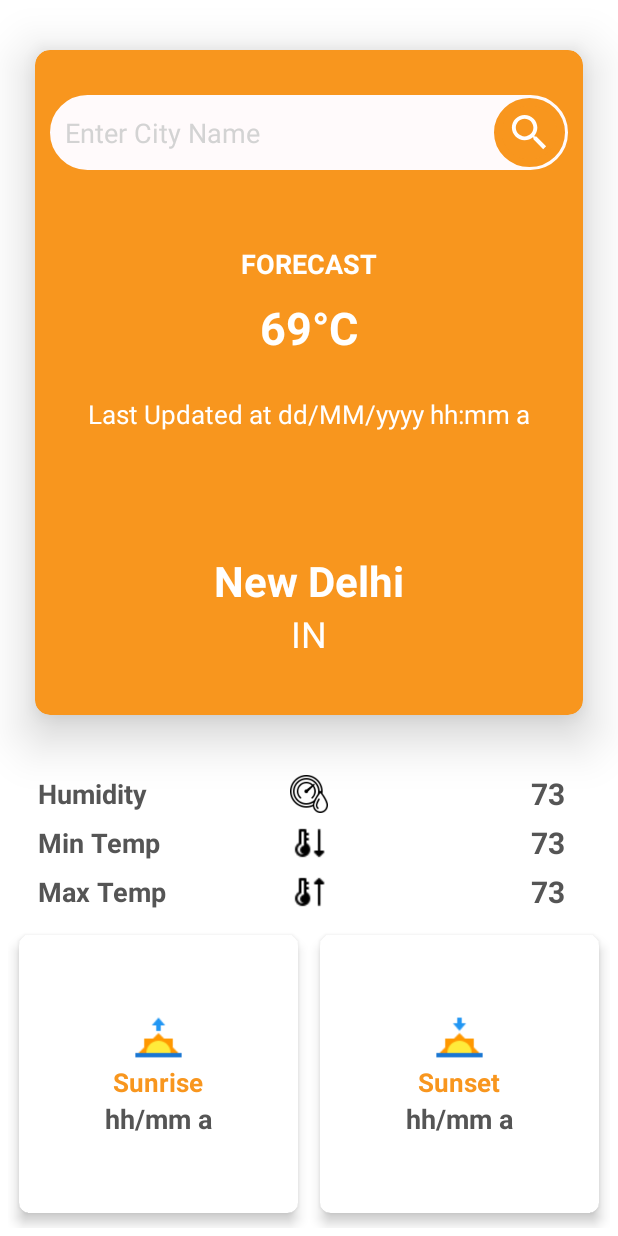
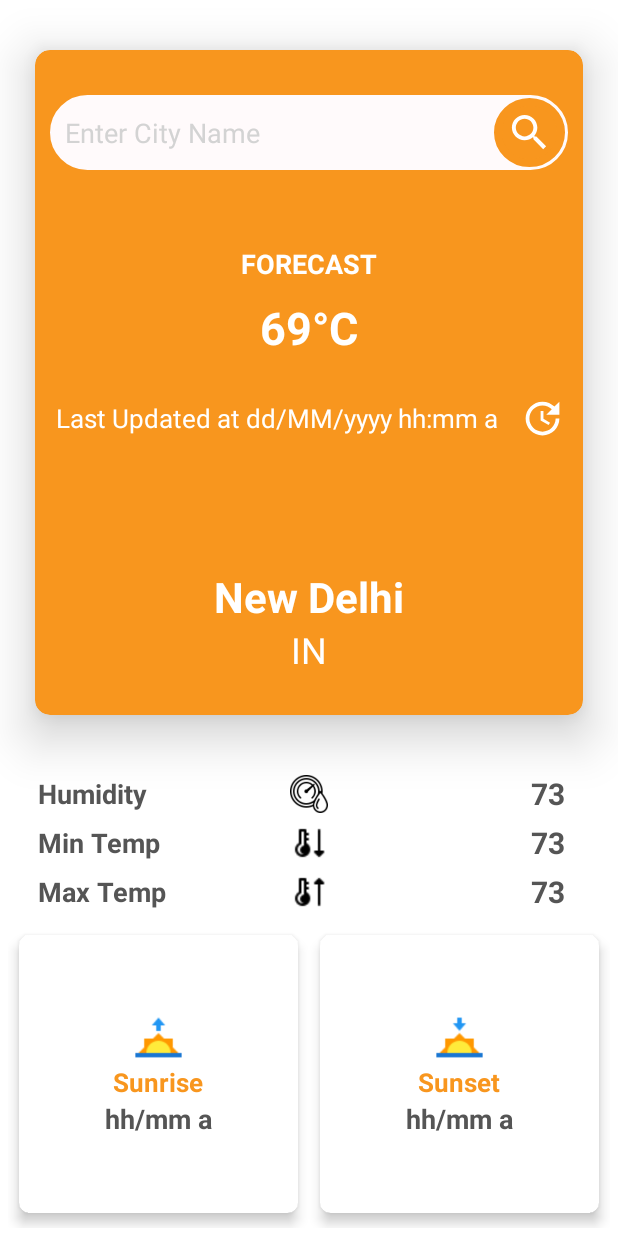
Before and after one commit to PrabhSingh10/WeatherApp, an Android app: the layout activity_main.xml on its own in the app's theme, with its tools: preview values and no code run, on a phone screen of 412 x 824 dp. Run offline under Robolectric (Android 15) with nearby library versions, the phone set to English and light mode, and no system bars.

Commit message:
Initial commit

```diff
--- a/app/src/main/java/com/example/weatherapp/ui/activity/MainActivity.kt
+++ b/app/src/main/java/com/example/weatherapp/ui/activity/MainActivity.kt
@@ -8,6 +8,7 @@ import android.os.Build
 import androidx.appcompat.app.AppCompatActivity
 import android.os.Bundle
 import android.provider.Settings
+import android.util.Log
 import android.view.View
 import android.widget.Toast
 import androidx.activity.result.ActivityResultLauncher
@@ -32,7 +33,7 @@ class MainActivity : AppCompatActivity() {
     private lateinit var locationManager : LocationManager
     private lateinit var weatherRepository : Repository
     private lateinit var viewModel: WeatherViewModel
-    private val sdf = SimpleDateFormat("dd MM yyyy hh:mm a", Locale.ENGLISH)
+    private val sdf = SimpleDateFormat("dd/MM/yyyy hh:mm a", Locale.ENGLISH)
     private val sdf2 = SimpleDateFormat("hh:mm a", Locale.ENGLISH)
 
     private val locationPermission : ActivityResultLauncher<Array<String>> =
@@ -67,8 +68,13 @@ class MainActivity : AppCompatActivity() {
             bindingMain?.etCityName?.let {
                 if(it.text.toString().isNotEmpty()){
                     getWeatherResponseCity(it.text.toString())
+                    it.text.clear()
                 }
             }
+        }
+
+        bindingMain?.ivUpdate?.setOnClickListener {
+            getPermission()
         }
 
     }
@@ -81,8 +87,8 @@ class MainActivity : AppCompatActivity() {
             setMessage("Location permission is required")
             setPositiveButton("SETTINGS"){ dialogInterface, _ ->
                 dialogInterface.dismiss()
-                this@MainActivity.finish()
                 startActivity(Intent(Settings.ACTION_LOCATION_SOURCE_SETTINGS))
+                getPermission()
             }
             setNegativeButton("CANCEL"){dialogInterface, _ ->
                 dialogInterface.dismiss()
@@ -101,7 +107,7 @@ class MainActivity : AppCompatActivity() {
 
         if(hasGps && checkLocationPermission()){
             locationManager.requestLocationUpdates(
-                LocationManager.GPS_PROVIDER, 30000, 0F){}
+                LocationManager.GPS_PROVIDER, 5000, 0F){}
             val gpsLocation = locationManager.getLastKnownLocation(LocationManager.GPS_PROVIDER)
             if(gpsLocation != null){
                 getWeatherResponse(gpsLocation.latitude, gpsLocation.longitude)
@@ -192,8 +198,7 @@ class MainActivity : AppCompatActivity() {
         bindingMain?.tvTemp?.text = temp.toString() + "°C"
         bindingMain?.tvCity?.text = response.name
         bindingMain?.tvCountry?.text = response.sys.country
-        val date : Long = response.dt.toLong()
-        bindingMain?.tvDate?.text = "Last Updated at " + sdf.format(Date(date * 1000))
+        bindingMain?.tvDate?.text = "Last Updated at " + sdf.format(Date(System.currentTimeMillis()))
         bindingMain?.tvHumidity?.text = response.main.humidity.toString()
         val minTemp = (response.main.temp_min.toFloat() - 273.15).toInt()
         bindingMain?.tvMinTemp?.text = minTemp.toString() + "°C"
--- /dev/null
+++ b/app/src/main/res/drawable/ic_update.xml
@@ -0,0 +1,5 @@
+<vector android:height="24dp" android:tint="#FFFFFF"
+    android:viewportHeight="24" android:viewportWidth="24"
+    android:width="24dp" xmlns:android="http://schemas.android.com/apk/res/android">
+    <path android:fillColor="@android:color/white" android:pathData="M11,8v5l4.25,2.52l0.77,-1.28l-3.52,-2.09V8H11zM21,10V3l-2.64,2.64C16.74,4.01 14.49,3 12,3c-4.97,0 -9,4.03 -9,9s4.03,9 9,9s9,-4.03 9,-9h-2c0,3.86 -3.14,7 -7,7s-7,-3.14 -7,-7s3.14,-7 7,-7c1.93,0 3.68,0.79 4.95,2.05L14,10H21z"/>
+</vector>
--- a/app/src/main/res/layout/activity_main.xml
+++ b/app/src/main/res/layout/activity_main.xml
@@ -11,120 +11,144 @@
         android:layout_width="match_parent"
         android:layout_height="510dp"
         android:backgroundTint="@color/bg_color"
-        app:layout_constraintTop_toTopOf="parent"
+        app:cardCornerRadius="10dp"
         app:cardElevation="20dp"
-        app:cardCornerRadius="10dp"
         app:cardUseCompatPadding="true"
-        >
+        app:layout_constraintTop_toTopOf="parent">
 
         <LinearLayout
             android:layout_width="match_parent"
             android:layout_height="match_parent"
-            android:orientation="vertical"
-            >
+            android:orientation="vertical">
 
             <LinearLayout
                 android:layout_width="match_parent"
                 android:layout_height="50dp"
-                android:orientation="horizontal"
+                android:layout_gravity="center_horizontal"
                 android:layout_marginHorizontal="10dp"
                 android:layout_marginTop="30dp"
+                android:background="@drawable/rounder_border"
                 android:backgroundTint="@color/translucent_bg"
-                android:layout_gravity="center_horizontal"
-                android:background="@drawable/rounder_border"
+                android:orientation="horizontal"
                 tools:ignore="RtlSymmetry">
 
                 <EditText
                     android:id="@+id/et_city_name"
                     android:layout_width="0dp"
                     android:layout_height="match_parent"
+                    android:layout_marginStart="10dp"
                     android:layout_weight="6"
+                    android:autofillHints="false"
+                    android:background="@null"
+                    android:gravity="center_vertical"
                     android:hint="@string/enter_city_name"
+                    android:inputType="textCapWords"
                     android:textColor="@color/light_dark_text"
-                    android:textColorHint="#D3D3D3"
-                    android:layout_marginStart="10dp"
-                    android:gravity="center_vertical"
-                    android:inputType="textCapWords"
-                    android:background="@null"
-                    android:autofillHints="false" />
+                    android:textColorHint="#D3D3D3" />
 
                 <ImageView
                     android:id="@+id/iv_search"
                     android:layout_width="0dp"
                     android:layout_height="match_parent"
+                    android:layout_margin="2dp"
                     android:layout_weight="1"
+                    android:background="@drawable/circle_border"
+                    android:contentDescription="@string/search"
                     android:padding="7dp"
-                    android:layout_margin="2dp"
-                    android:background="@drawable/circle_border"
-                    android:src="@drawable/ic_baseline_search_24"
-                    android:contentDescription="@string/search" />
+                    android:src="@drawable/ic_baseline_search_24" />
 
             </LinearLayout>
 
             <LinearLayout
                 android:layout_width="match_parent"
                 android:layout_height="wrap_content"
-                android:orientation="vertical"
                 android:layout_marginTop="50dp"
-                android:gravity="center">
+                android:gravity="center"
+                android:orientation="vertical">
 
                 <TextView
                     android:id="@+id/tv_forecast"
                     android:layout_width="wrap_content"
                     android:layout_height="wrap_content"
-                    tools:text="Forecast"
                     android:text="@string/empty"
+                    android:textAllCaps="true"
                     android:textColor="@color/white"
+                    android:textSize="18sp"
                     android:textStyle="bold"
-                    android:textSize="18sp"
-                    android:textAllCaps="true"
-                    />
+                    tools:text="Forecast" />
 
                 <TextView
                     android:id="@+id/tv_temp"
                     android:layout_width="wrap_content"
                     android:layout_height="wrap_content"
-                    tools:text="69°C"
+                    android:layout_marginTop="10dp"
                     android:text="@string/empty"
                     android:textColor="@color/white"
+                    android:textSize="30sp"
                     android:textStyle="bold"
-                    android:textSize="30sp"
-                    android:layout_marginTop="10dp"
-                    />
+                    tools:text="69°C" />
+
+                <androidx.constraintlayout.widget.ConstraintLayout
+                    android:layout_width="match_parent"
+                    android:layout_height="40dp"
+                    android:layout_marginTop="20dp">
 
                     <TextView
                         android:id="@+id/tv_date"
                         android:layout_width="wrap_content"
                         android:layout_height="wrap_content"
-                    tools:text="Last Updated at dd/MM/yyyy hh:mm a"
+                        android:paddingStart="12dp"
                         android:text="@string/empty"
                         android:textColor="@color/white"
                         android:textSize="17sp"
-                    android:layout_marginTop="25dp"
-                    />
+                        app:layout_constraintBottom_toBottomOf="parent"
+                        app:layout_constraintStart_toStartOf="parent"
+                        app:layout_constraintTop_toTopOf="parent"
+                        app:layout_constraintEnd_toEndOf="@id/guideline2"
+                        tools:text="Last Updated at dd/MM/yyyy hh:mm a" />
+
+                    <androidx.constraintlayout.widget.Guideline
+                        android:id="@+id/guideline2"
+                        android:layout_width="wrap_content"
+                        android:layout_height="wrap_content"
+                        android:orientation="vertical"
+                        app:layout_constraintGuide_percent=".85" />
+
+                    <ImageView
+                        android:id="@+id/iv_update"
+                        android:layout_width="30dp"
+                        android:layout_height="30dp"
+                        android:scaleType="fitXY"
+                        android:src="@drawable/ic_update"
+                        android:background="?attr/selectableItemBackgroundBorderless"
+                        android:contentDescription="@string/update_data"
+                        app:layout_constraintStart_toStartOf="@id/guideline2"
+                        app:layout_constraintBottom_toBottomOf="parent"
+                        app:layout_constraintEnd_toEndOf="parent"
+                        app:layout_constraintTop_toTopOf="parent" />
+
+                </androidx.constraintlayout.widget.ConstraintLayout>
 
                 <TextView
                     android:id="@+id/tv_city"
                     android:layout_width="wrap_content"
                     android:layout_height="wrap_content"
-                    tools:text="New Delhi"
+                    android:layout_marginTop="80dp"
                     android:text="@string/empty"
                     android:textColor="@color/white"
+                    android:textSize="28sp"
                     android:textStyle="bold"
-                    android:textSize="28sp"
-                    android:layout_marginTop="80dp"
-                    />
+                    tools:text="New Delhi" />
 
                 <TextView
                     android:id="@+id/tv_country"
                     android:layout_width="wrap_content"
                     android:layout_height="wrap_content"
-                    tools:text="IN"
                     android:text="@string/empty"
+                    android:textAllCaps="true"
                     android:textColor="@color/white"
                     android:textSize="24sp"
-                    android:textAllCaps="true"
-                    />
+                    tools:text="IN" />
 
             </LinearLayout>
 
@@ -136,50 +160,48 @@
         android:id="@+id/cl_humidity"
         android:layout_width="0dp"
         android:layout_height="wrap_content"
+        android:layout_margin="5dp"
         android:orientation="horizontal"
-        android:layout_margin="5dp"
-        app:layout_constraintTop_toBottomOf="@id/cv_temp"
+        app:layout_constraintEnd_toEndOf="parent"
         app:layout_constraintStart_toStartOf="parent"
-        app:layout_constraintEnd_toEndOf="parent">
+        app:layout_constraintTop_toBottomOf="@id/cv_temp">
 
         <TextView
             android:layout_width="wrap_content"
             android:layout_height="wrap_content"
+            android:layout_marginStart="20dp"
             android:text="@string/humidity"
             android:textColor="@color/light_dark_text"
+            android:textSize="18sp"
             android:textStyle="bold"
-            android:textSize="18sp"
-            android:layout_marginStart="20dp"
+            app:layout_constraintBottom_toBottomOf="parent"
             app:layout_constraintStart_toStartOf="parent"
-            app:layout_constraintTop_toTopOf="parent"
-            app:layout_constraintBottom_toBottomOf="parent"
-            />
+            app:layout_constraintTop_toTopOf="parent" />
 
         <ImageView
             android:layout_width="25dp"
             android:layout_height="25dp"
+            android:scaleType="fitXY"
             android:src="@drawable/icons_humidity"
-            android:scaleType="fitXY"
+            android:contentDescription="@string/humidity"
+            app:layout_constraintBottom_toBottomOf="parent"
+            app:layout_constraintEnd_toEndOf="parent"
             app:layout_constraintStart_toStartOf="parent"
-            app:layout_constraintEnd_toEndOf="parent"
-            app:layout_constraintTop_toTopOf="parent"
-            app:layout_constraintBottom_toBottomOf="parent"
-            />
+            app:layout_constraintTop_toTopOf="parent" />
 
         <TextView
             android:id="@+id/tv_humidity"
             android:layout_width="wrap_content"
             android:layout_height="wrap_content"
-            tools:text="73"
+            android:layout_marginEnd="30dp"
             android:text="@string/empty"
+            android:textColor="@color/light_dark_text"
             android:textSize="20sp"
             android:textStyle="bold"
-            android:textColor="@color/light_dark_text"
-            android:layout_marginEnd="30dp"
+            app:layout_constraintBottom_toBottomOf="parent"
             app:layout_constraintEnd_toEndOf="parent"
             app:layout_constraintTop_toTopOf="parent"
-            app:layout_constraintBottom_toBottomOf="parent"
-            />
+            tools:text="73" />
 
     </androidx.constraintlayout.widget.ConstraintLayout>
 
@@ -187,50 +209,48 @@
         android:id="@+id/cl_min_temp"
         android:layout_width="0dp"
         android:layout_height="wrap_content"
+        android:layout_margin="5dp"
         android:orientation="horizontal"
-        android:layout_margin="5dp"
-        app:layout_constraintTop_toBottomOf="@id/cl_humidity"
+        app:layout_constraintEnd_toEndOf="parent"
         app:layout_constraintStart_toStartOf="parent"
-        app:layout_constraintEnd_toEndOf="parent">
+        app:layout_constraintTop_toBottomOf="@id/cl_humidity">
 
         <TextView
             android:layout_width="wrap_content"
             android:layout_height="wrap_content"
+            android:layout_marginStart="20dp"
             android:text="@string/min_temp"
             android:textColor="@color/light_dark_text"
+            android:textSize="18sp"
             android:textStyle="bold"
-            android:textSize="18sp"
-            android:layout_marginStart="20dp"
+            app:layout_constraintBottom_toBottomOf="parent"
             app:layout_constraintStart_toStartOf="parent"
-            app:layout_constraintTop_toTopOf="parent"
-            app:layout_constraintBottom_toBottomOf="parent"
-            />
+            app:layout_constraintTop_toTopOf="parent" />
 
         <ImageView
             android:layout_width="25dp"
             android:layout_height="25dp"
+            android:scaleType="fitXY"
             android:src="@drawable/icons_thermometer_down"
-            android:scaleType="fitXY"
+            android:contentDescription="@string/min_temp"
+            app:layout_constraintBottom_toBottomOf="parent"
+            app:layout_constraintEnd_toEndOf="parent"
             app:layout_constraintStart_toStartOf="parent"
-            app:layout_constraintEnd_toEndOf="parent"
-            app:layout_constraintTop_toTopOf="parent"
-            app:layout_constraintBottom_toBottomOf="parent"
-            />
+            app:layout_constraintTop_toTopOf="parent" />
 
         <TextView
             android:id="@+id/tv_min_temp"
             android:layout_width="wrap_content"
             android:layout_height="wrap_content"
-            tools:text="73"
+            android:layout_marginEnd="30dp"
             android:text="@string/empty"
+            android:textColor="@color/light_dark_text"
             android:textSize="20sp"
             android:textStyle="bold"
-            android:textColor="@color/light_dark_text"
-            android:layout_marginEnd="30dp"
+            app:layout_constraintBottom_toBottomOf="parent"
             app:layout_constraintEnd_toEndOf="parent"
             app:layout_constraintTop_toTopOf="parent"
-            app:layout_constraintBottom_toBottomOf="parent"
-            />
+            tools:text="73" />
 
     </androidx.constraintlayout.widget.ConstraintLayout>
 
@@ -238,105 +258,99 @@
         android:id="@+id/cl_max_temp"
         android:layout_width="0dp"
         android:layout_height="wrap_content"
+        android:layout_margin="5dp"
         android:orientation="horizontal"
-        android:layout_margin="5dp"
-        app:layout_constraintTop_toBottomOf="@id/cl_min_temp"
+        app:layout_constraintEnd_toEndOf="parent"
         app:layout_constraintStart_toStartOf="parent"
-        app:layout_constraintEnd_toEndOf="parent">
+        app:layout_constraintTop_toBottomOf="@id/cl_min_temp">
 
         <TextView
             android:layout_width="wrap_content"
             android:layout_height="wrap_content"
+            android:layout_marginStart="20dp"
             android:text="@string/max_temp"
             android:textColor="@color/light_dark_text"
+            android:textSize="18sp"
             android:textStyle="bold"
-            android:textSize="18sp"
-            android:layout_marginStart="20dp"
+            app:layout_constraintBottom_toBottomOf="parent"
             app:layout_constraintStart_toStartOf="parent"
-            app:layout_constraintTop_toTopOf="parent"
-            app:layout_constraintBottom_toBottomOf="parent"
-            />
+            app:layout_constraintTop_toTopOf="parent" />
 
         <ImageView
             android:layout_width="25dp"
             android:layout_height="25dp"
+            android:scaleType="fitXY"
             android:src="@drawable/icons_thermometer_up"
-            android:scaleType="fitXY"
+            android:contentDescription="@string/max_temp"
+            app:layout_constraintBottom_toBottomOf="parent"
+            app:layout_constraintEnd_toEndOf="parent"
             app:layout_constraintStart_toStartOf="parent"
-            app:layout_constraintEnd_toEndOf="parent"
-            app:layout_constraintTop_toTopOf="parent"
-            app:layout_constraintBottom_toBottomOf="parent"
-            />
+            app:layout_constraintTop_toTopOf="parent" />
 
         <TextView
             android:id="@+id/tv_max_temp"
             android:layout_width="wrap_content"
             android:layout_height="wrap_content"
-            tools:text="73"
+            android:layout_marginEnd="30dp"
             android:text="@string/empty"
+            android:textColor="@color/light_dark_text"
             android:textSize="20sp"
             android:textStyle="bold"
-            android:textColor="@color/light_dark_text"
-            android:layout_marginEnd="30dp"
+            app:layout_constraintBottom_toBottomOf="parent"
             app:layout_constraintEnd_toEndOf="parent"
             app:layout_constraintTop_toTopOf="parent"
-            app:layout_constraintBottom_toBottomOf="parent"
-            />
+            tools:text="73" />
 
     </androidx.constraintlayout.widget.ConstraintLayout>
 
     <LinearLayout
         android:layout_width="match_parent"
         android:layout_height="0dp"
-        app:layout_constraintTop_toBottomOf="@id/cl_max_temp"
+        android:layout_margin="5dp"
+        android:orientation="horizontal"
         app:layout_constraintBottom_toBottomOf="parent"
+        app:layout_constraintEnd_toEndOf="parent"
         app:layout_constraintStart_toStartOf="parent"
-        app:layout_constraintEnd_toEndOf="parent"
-        android:layout_margin="5dp"
-        android:orientation="horizontal">
+        app:layout_constraintTop_toBottomOf="@id/cl_max_temp">
 
         <com.google.android.material.card.MaterialCardView
             android:layout_width="0dp"
             android:layout_height="match_parent"
             android:layout_weight="1"
             android:background="@color/translucent_bg"
+            app:cardCornerRadius="7dp"
             app:cardElevation="5dp"
-            app:cardCornerRadius="7dp"
             app:cardUseCompatPadding="true">
 
             <LinearLayout
                 android:layout_width="match_parent"
                 android:layout_height="match_parent"
-                android:orientation="vertical"
                 android:gravity="center"
-                >
+                android:orientation="vertical">
 
                 <ImageView
                     android:layout_width="35dp"
                     android:layout_height="35dp"
-                    android:src="@drawable/icons_sunrise"
                     android:contentDescription="@string/sunrise"
-                    />
+                    android:src="@drawable/icons_sunrise" />
 
                 <TextView
                     android:layout_width="wrap_content"
                     android:layout_height="wrap_content"
                     android:text="@string/sunrise"
+                    android:textColor="@color/bg_color"
                     android:textSize="17sp"
-                    android:textStyle="bold"
-                    android:textColor="@color/bg_color"
-                    />
+                    android:textStyle="bold" />
 
                 <TextView
                     android:id="@+id/tv_sunrise"
                     android:layout_width="wrap_content"
                     android:layout_height="wrap_content"
-                    tools:text="hh/mm a"
                     android:text="@string/empty"
                     android:textColor="@color/light_dark_text"
+                    android:textSize="18sp"
                     android:textStyle="bold"
-                    android:textSize="18sp"
-                    />
+                    tools:text="hh/mm a" />
 
             </LinearLayout>
 
@@ -347,43 +361,39 @@
             android:layout_height="match_parent"
             android:layout_weight="1"
             android:background="@color/translucent_bg"
+            app:cardCornerRadius="7dp"
             app:cardElevation="5dp"
-            app:cardCornerRadius="7dp"
             app:cardUseCompatPadding="true">
 
             <LinearLayout
                 android:layout_width="match_parent"
                 android:layout_height="match_parent"
-                android:orientation="vertical"
                 android:gravity="center"
-                >
+                android:orientation="vertical">
 
                 <ImageView
                     android:layout_width="35dp"
                     android:layout_height="35dp"
-                    android:src="@drawable/icons_sunset"
                     android:contentDescription="@string/sunset"
-                    />
+                    android:src="@drawable/icons_sunset" />
 
                 <TextView
                     android:layout_width="wrap_content"
                     android:layout_height="wrap_content"
                     android:text="@string/sunset"
+                    android:textColor="@color/bg_color"
                     android:textSize="17sp"
-                    android:textStyle="bold"
-                    android:textColor="@color/bg_color"
-                    />
+                    android:textStyle="bold" />
 
                 <TextView
                     android:id="@+id/tv_sunset"
                     android:layout_width="wrap_content"
                     android:layout_height="wrap_content"
-                    tools:text="hh/mm a"
                     android:text="@string/empty"
                     android:textColor="@color/light_dark_text"
+                    android:textSize="18sp"
                     android:textStyle="bold"
-                    android:textSize="18sp"
-                    />
+                    tools:text="hh/mm a" />
 
             </LinearLayout>
 
@@ -396,11 +406,11 @@
         style="?attr/progressBarStyle"
         android:layout_width="wrap_content"
         android:layout_height="wrap_content"
+        android:background="@android:color/transparent"
         android:visibility="invisible"
-        android:background="@android:color/transparent"
-        app:layout_constraintTop_toTopOf="parent"
         app:layout_constraintBottom_toBottomOf="parent"
         app:layout_constraintEnd_toEndOf="parent"
-        app:layout_constraintStart_toStartOf="parent" />
+        app:layout_constraintStart_toStartOf="parent"
+        app:layout_constraintTop_toTopOf="parent" />
 
 </androidx.constraintlayout.widget.ConstraintLayout>
--- a/app/src/main/res/values/themes.xml
+++ b/app/src/main/res/values/themes.xml
@@ -3,7 +3,7 @@
     <style name="Theme.WeatherApp" parent="Theme.MaterialComponents.DayNight.NoActionBar">
         <!-- Primary brand color. -->
         <item name="colorPrimary">@color/purple_500</item>
-        <item name="colorPrimaryVariant">@color/purple_700</item>
+        <item name="colorPrimaryVariant">@color/bg_color</item>
         <item name="colorOnPrimary">@color/white</item>
         <!-- Secondary brand color. -->
         <item name="colorSecondary">@color/teal_200</item>
```
Lines whose indentation alone changed are shown as unchanged.
